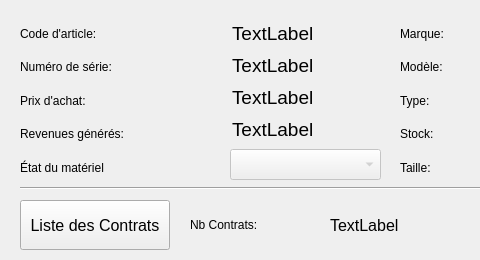
First picture: the form in sploks/views/item_inspector.ui, repository LPOdev/Sploks, before the edit; both pictures show x 0 to 480 and y 0 to 260 of the 710 by 260 pixel window.
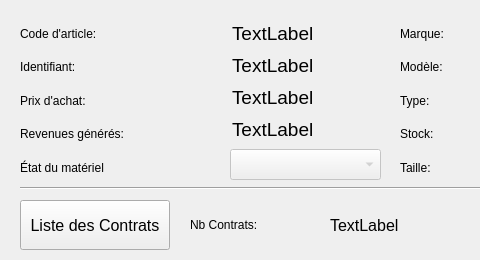
Second picture: the form after the edit. Icons and pictures are not drawn.

Commit message: T34 Remplacer nb série par identifiant

```diff
--- a/sploks/views/item_inspector.ui
+++ b/sploks/views/item_inspector.ui
@@ -40,7 +40,7 @@
         <string notr="true">font: 87 14pt &quot;Arial Black&quot;;</string>
        </property>
        <property name="text">
-        <string>Numéro de série:</string>
+        <string>Identifiant:</string>
        </property>
       </widget>
      </item>
```
The commit also changes 3 other files.
